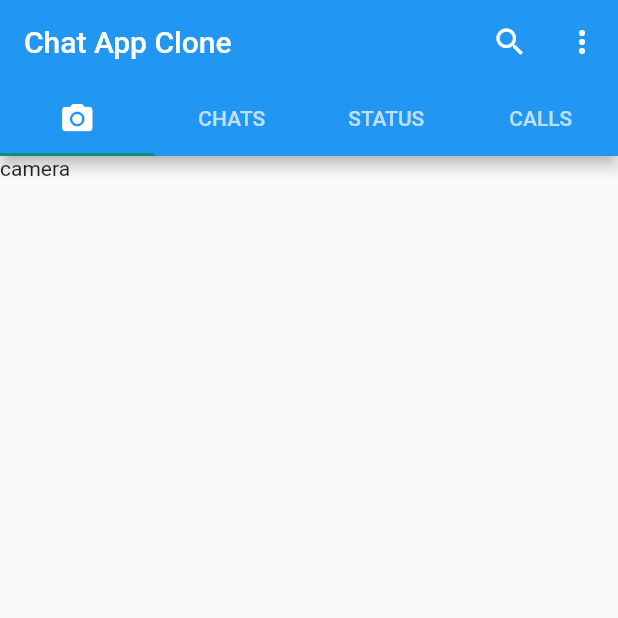
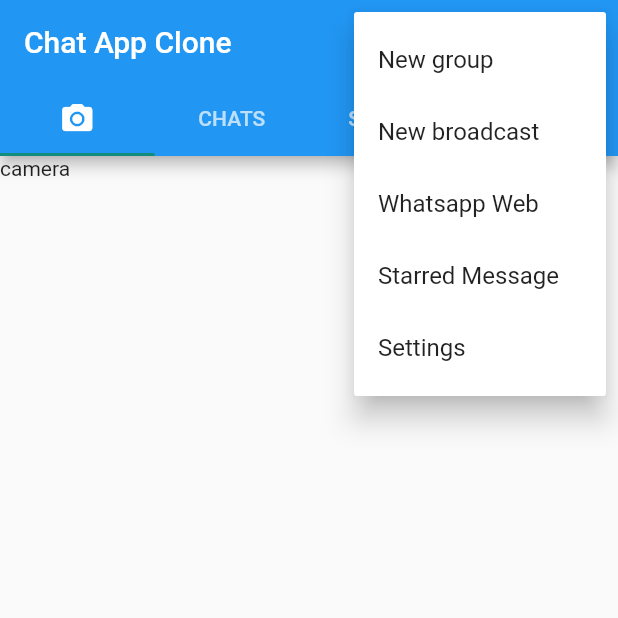
Before and after one commit to MDilankaN/chat_app, a Flutter app: the screen it shows after launch, after a tap on the "more vert" icon, on a phone screen of 412 x 824 dp, the top half of it. Run offline on Flutter 3.47's test engine with Material 2 defaults, Android fonts, the phone set to English and light mode, and no system bars.

Commit message:
pop menu

```diff
--- a/lib/homeScreen.dart
+++ b/lib/homeScreen.dart
@@ -24,7 +24,21 @@ class _MyHomePageState extends State<MyHomePage>
           title: Text(widget.title),
           actions: [
             IconButton(onPressed: () {}, icon: Icon(Icons.search)),
-            IconButton(onPressed: () {}, icon: Icon(Icons.more_vert)),
+            PopupMenuButton<String>(
+                onSelected: ((value) => {print(value)}),
+                itemBuilder: (BuildContext context) {
+                  return [
+                    PopupMenuItem(child: Text("New group"), value: "New group"),
+                    PopupMenuItem(
+                        child: Text("New broadcast"), value: "New broadcast"),
+                    PopupMenuItem(
+                        child: Text("Whatsapp Web"), value: "Whatsapp Web"),
+                    PopupMenuItem(
+                        child: Text("Starred Message"),
+                        value: "Starred Message"),
+                    PopupMenuItem(child: Text("Settings"), value: "Settings"),
+                  ];
+                })
           ],
           bottom: TabBar(
             controller: _controller,
```
